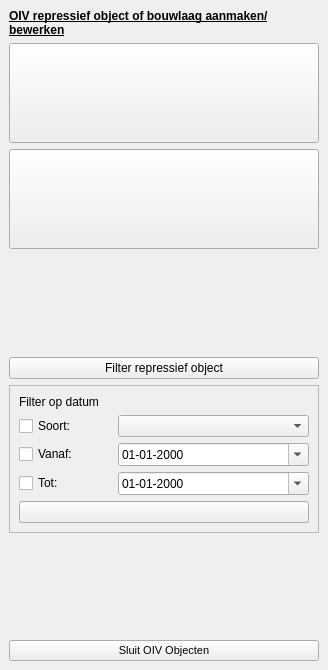
First picture: the form in plugin/oiv/oiv_base_widget.ui, repository OIV-NL-QGIS/QGIS_project, before the edit.
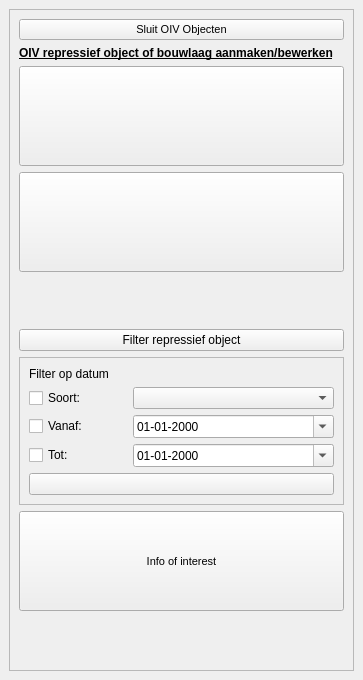
Second picture: the form after the edit. Icons and pictures are not drawn.

```diff
--- a/plugin/oiv/oiv_base_widget.ui
+++ b/plugin/oiv/oiv_base_widget.ui
@@ -6,8 +6,8 @@
    <rect>
     <x>0</x>
     <y>0</y>
-    <width>328</width>
-    <height>670</height>
+    <width>363</width>
+    <height>680</height>
    </rect>
   </property>
   <property name="features">
@@ -19,7 +19,42 @@
   <widget class="QWidget" name="dockWidgetContents">
    <layout class="QGridLayout" name="gridLayout">
     <item row="0" column="0">
+     <widget class="QScrollArea" name="scrollArea">
+      <property name="widgetResizable">
+       <bool>true</bool>
+      </property>
+      <widget class="QWidget" name="scrollAreaWidgetContents">
+       <property name="geometry">
+        <rect>
+         <x>0</x>
+         <y>0</y>
+         <width>343</width>
+         <height>638</height>
+        </rect>
+       </property>
+       <layout class="QVBoxLayout" name="verticalLayout_2">
+        <item>
      <layout class="QVBoxLayout" name="verticalLayout">
+          <item>
+           <widget class="QPushButton" name="closewidget">
+            <property name="enabled">
+             <bool>true</bool>
+            </property>
+            <property name="font">
+             <font>
+              <pointsize>8</pointsize>
+              <weight>50</weight>
+              <bold>false</bold>
+             </font>
+            </property>
+            <property name="text">
+             <string>Sluit OIV Objecten</string>
+            </property>
+            <property name="checkable">
+             <bool>true</bool>
+            </property>
+           </widget>
+          </item>
       <item>
        <widget class="QLabel" name="label">
         <property name="font">
@@ -215,6 +250,41 @@
         </layout>
        </widget>
       </item>
+          <item>
+           <widget class="QPushButton" name="info_of_interest">
+            <property name="sizePolicy">
+             <sizepolicy hsizetype="Minimum" vsizetype="Preferred">
+              <horstretch>0</horstretch>
+              <verstretch>0</verstretch>
+             </sizepolicy>
+            </property>
+            <property name="minimumSize">
+             <size>
+              <width>0</width>
+              <height>100</height>
+             </size>
+            </property>
+            <property name="font">
+             <font>
+              <pointsize>8</pointsize>
+              <weight>50</weight>
+              <bold>false</bold>
+             </font>
+            </property>
+            <property name="text">
+             <string>Info of interest</string>
+            </property>
+            <property name="iconSize">
+             <size>
+              <width>200</width>
+              <height>100</height>
+             </size>
+            </property>
+            <property name="checkable">
+             <bool>false</bool>
+            </property>
+           </widget>
+          </item>
       <item>
        <spacer name="verticalSpacer_2">
         <property name="orientation">
@@ -228,27 +298,11 @@
         </property>
        </spacer>
       </item>
-      <item>
-       <widget class="QPushButton" name="closewidget">
-        <property name="enabled">
-         <bool>true</bool>
-        </property>
-        <property name="font">
-         <font>
-          <pointsize>8</pointsize>
-          <weight>50</weight>
-          <bold>false</bold>
-         </font>
-        </property>
-        <property name="text">
-         <string>Sluit OIV Objecten</string>
-        </property>
-        <property name="checkable">
-         <bool>true</bool>
-        </property>
-       </widget>
-      </item>
-     </layout>
+         </layout>
+        </item>
+       </layout>
+      </widget>
+     </widget>
     </item>
    </layout>
   </widget>
```
Lines whose indentation alone changed are shown as unchanged.
